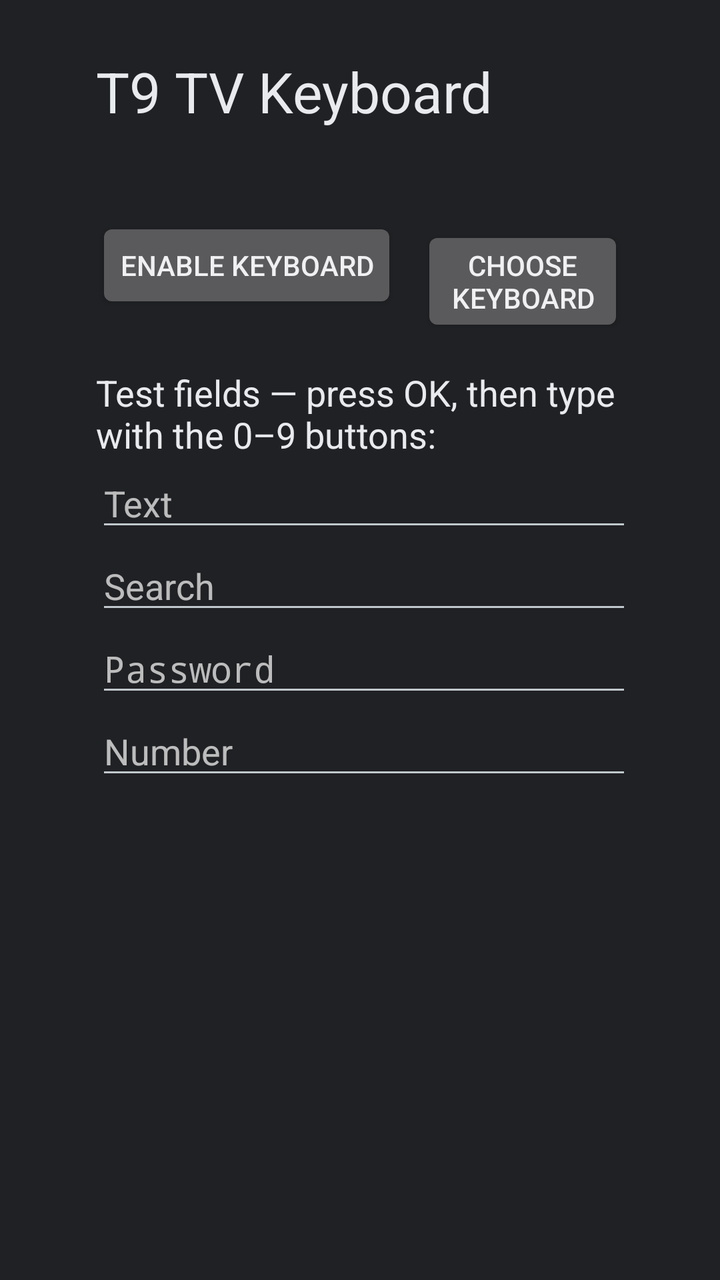
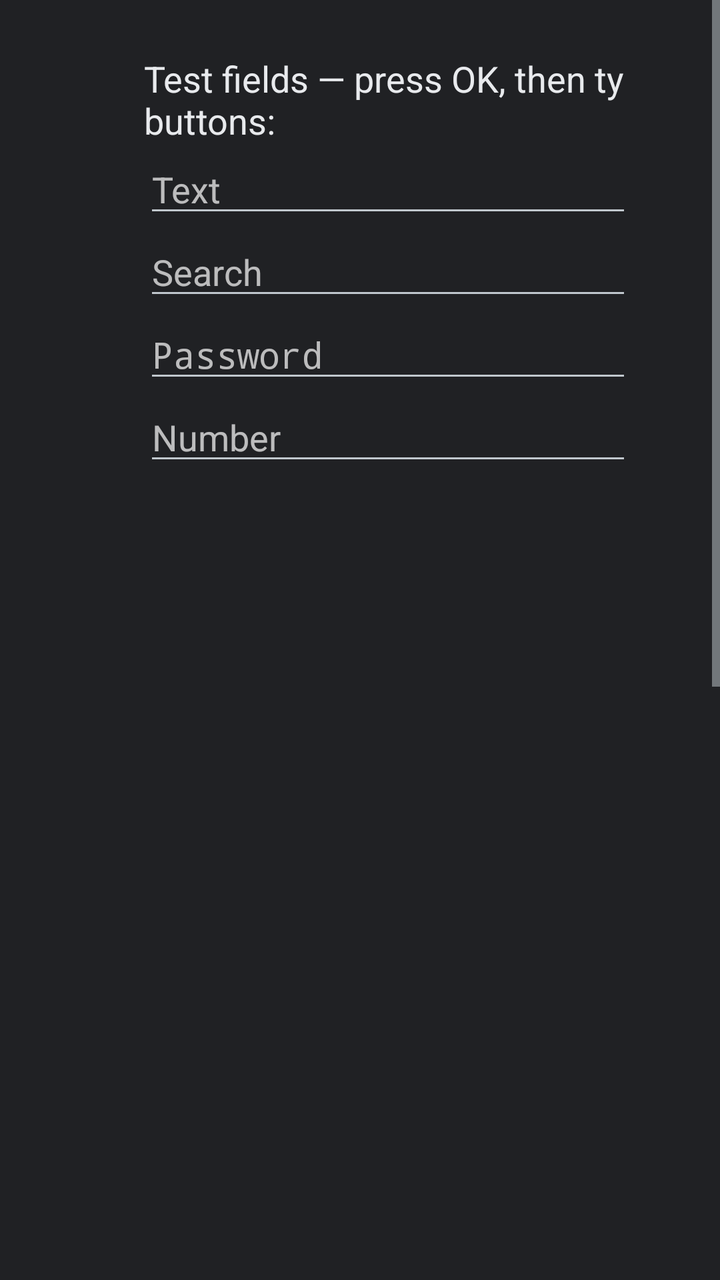

Two renders of the same Android screen: before a commit and after it. Below are the layout's source before the change and the commit's diff.
<!-- AndroidManifest.xml: application theme android:Theme.DeviceDefault.NoActionBar -->
<!-- res/layout/activity_setup.xml -->
<?xml version="1.0" encoding="utf-8"?>
<ScrollView xmlns:android="http://schemas.android.com/apk/res/android"
    android:layout_width="match_parent"
    android:layout_height="match_parent"
    android:background="#FF202124">

    <LinearLayout
        android:layout_width="match_parent"
        android:layout_height="wrap_content"
        android:orientation="vertical"
        android:paddingStart="48dp"
        android:paddingTop="27dp"
        android:paddingEnd="48dp"
        android:paddingBottom="27dp">

        <TextView
            android:layout_width="wrap_content"
            android:layout_height="wrap_content"
            android:text="@string/app_name"
            android:textColor="#FFE8EAED"
            android:textSize="28sp" />

        <TextView
            android:id="@+id/status"
            android:layout_width="wrap_content"
            android:layout_height="wrap_content"
            android:layout_marginTop="8dp"
            android:textColor="#FF9AA0A6"
            android:textSize="18sp" />

        <LinearLayout
            android:layout_width="wrap_content"
            android:layout_height="wrap_content"
            android:layout_marginTop="12dp"
            android:orientation="horizontal">

            <Button
                android:id="@+id/btn_enable"
                android:layout_width="wrap_content"
                android:layout_height="wrap_content"
                android:text="@string/setup_enable" />

            <Button
                android:id="@+id/btn_pick"
                android:layout_width="wrap_content"
                android:layout_height="wrap_content"
                android:layout_marginStart="12dp"
                android:text="@string/setup_pick" />

            <Button
                android:id="@+id/btn_layout"
                android:layout_width="wrap_content"
                android:layout_height="wrap_content"
                android:layout_marginStart="12dp" />
        </LinearLayout>

        <TextView
            android:layout_width="wrap_content"
            android:layout_height="wrap_content"
            android:layout_marginTop="20dp"
            android:text="@string/setup_test_label"
            android:textColor="#FFE8EAED"
            android:textSize="18sp" />

        <EditText
            android:id="@+id/test_text"
            android:layout_width="480dp"
            android:layout_height="wrap_content"
            android:hint="@string/setup_test_hint"
            android:imeOptions="actionNext"
            android:importantForAutofill="no"
            android:inputType="textCapSentences" />

        <EditText
            android:id="@+id/test_search"
            android:layout_width="480dp"
            android:layout_height="wrap_content"
            android:hint="@string/setup_search_hint"
            android:imeOptions="actionSearch"
            android:importantForAutofill="no"
            android:inputType="text" />

        <EditText
            android:id="@+id/test_password"
            android:layout_width="480dp"
            android:layout_height="wrap_content"
            android:hint="@string/setup_password_hint"
            android:imeOptions="actionNext"
            android:importantForAutofill="no"
            android:inputType="textPassword" />

        <EditText
            android:id="@+id/test_number"
            android:layout_width="480dp"
            android:layout_height="wrap_content"
            android:hint="@string/setup_number_hint"
            android:imeOptions="actionDone"
            android:importantForAutofill="no"
            android:inputType="number" />
    </LinearLayout>
</ScrollView>
<!-- resources referenced by this layout -->
<resources>
  <string name="app_name">T9 TV Keyboard</string>
  <string name="setup_enable">Enable keyboard</string>
  <string name="setup_number_hint">Number</string>
  <string name="setup_password_hint">Password</string>
  <string name="setup_pick">Choose keyboard</string>
  <string name="setup_search_hint">Search</string>
  <string name="setup_test_hint">Text</string>
  <string name="setup_test_label">Test fields — press OK, then type with the 0–9 buttons:</string>
</resources>

<!-- the commit's change to res/layout/activity_setup.xml (unified diff, before → after) -->
@@ -7,95 +7,142 @@
     <LinearLayout
         android:layout_width="match_parent"
         android:layout_height="wrap_content"
-        android:orientation="vertical"
+        android:orientation="horizontal"
         android:paddingStart="48dp"
         android:paddingTop="27dp"
         android:paddingEnd="48dp"
         android:paddingBottom="27dp">
 
-        <TextView
-            android:layout_width="wrap_content"
+        
+        <LinearLayout
+            android:layout_width="0dp"
             android:layout_height="wrap_content"
-            android:text="@string/app_name"
-            android:textColor="#FFE8EAED"
-            android:textSize="28sp" />
+            android:layout_weight="1"
+            android:orientation="vertical">
 
-        <TextView
-            android:id="@+id/status"
-            android:layout_width="wrap_content"
-            android:layout_height="wrap_content"
-            android:layout_marginTop="8dp"
-            android:textColor="#FF9AA0A6"
-            android:textSize="18sp" />
+            <TextView
+                android:layout_width="wrap_content"
+                android:layout_height="wrap_content"
+                android:text="@string/app_name"
+                android:textColor="#FFE8EAED"
+                android:textSize="28sp" />
 
-        <LinearLayout
-            android:layout_width="wrap_content"
-            android:layout_height="wrap_content"
-            android:layout_marginTop="12dp"
-            android:orientation="horizontal">
+            <TextView
+                android:id="@+id/status"
+                android:layout_width="wrap_content"
+                android:layout_height="wrap_content"
+                android:layout_marginTop="8dp"
+                android:textColor="#FF9AA0A6"
+                android:textSize="18sp" />
+
+            <LinearLayout
+                android:layout_width="wrap_content"
+                android:layout_height="wrap_content"
+                android:layout_marginTop="12dp"
+                android:orientation="horizontal">
+
+                <Button
+
+                    android:textAllCaps="false"
+                    android:id="@+id/btn_enable"
+                    android:layout_width="wrap_content"
+                    android:layout_height="wrap_content"
+                    android:text="@string/setup_enable" />
+
+                <Button
+
+                    android:textAllCaps="false"
+                    android:id="@+id/btn_pick"
+                    android:nextFocusRight="@id/test_text"
+                    android:layout_width="wrap_content"
+                    android:layout_height="wrap_content"
+                    android:layout_marginStart="12dp"
+                    android:text="@string/setup_pick" />
+            </LinearLayout>
+
+            <TextView
+                android:layout_width="wrap_content"
+                android:layout_height="wrap_content"
+                android:layout_marginTop="20dp"
+                android:text="@string/setup_settings_label"
+                android:textColor="#FFE8EAED"
+                android:textSize="18sp" />
 
             <Button
-                android:id="@+id/btn_enable"
+
+                android:textAllCaps="false"
+                android:id="@+id/btn_layout"
+                android:nextFocusRight="@id/test_text"
                 android:layout_width="wrap_content"
                 android:layout_height="wrap_content"
-                android:text="@string/setup_enable" />
+                android:layout_marginTop="4dp" />
 
             <Button
-                android:id="@+id/btn_pick"
+
+                android:textAllCaps="false"
+                android:id="@+id/btn_timeout"
+                android:nextFocusRight="@id/test_text"
+                android:layout_width="wrap_content"
+                android:layout_height="wrap_content" />
+
+            <Button
+
+                android:textAllCaps="false"
+                android:id="@+id/btn_position"
+                android:nextFocusRight="@id/test_text"
+                android:layout_width="wrap_content"
+                android:layout_height="wrap_content" />
+        </LinearLayout>
+
+        
+        <LinearLayout
+            android:layout_width="380dp"
+            android:layout_height="wrap_content"
+            android:layout_marginStart="24dp"
+            android:orientation="vertical">
+
+            <TextView
                 android:layout_width="wrap_content"
                 android:layout_height="wrap_content"
-                android:layout_marginStart="12dp"
-                android:text="@string/setup_pick" />
+                android:text="@string/setup_test_label"
+                android:textColor="#FFE8EAED"
+                android:textSize="18sp" />
 
-            <Button
-                android:id="@+id/btn_layout"
-                android:layout_width="wrap_content"
+            <EditText
+                android:id="@+id/test_text"
+                android:layout_width="match_parent"
                 android:layout_height="wrap_content"
-                android:layout_marginStart="12dp" />
+                android:hint="@string/setup_test_hint"
+                android:imeOptions="actionNext"
+                android:importantForAutofill="no"
+                android:inputType="textCapSentences" />
+
+            <EditText
+                android:id="@+id/test_search"
+                android:layout_width="match_parent"
+                android:layout_height="wrap_content"
+                android:hint="@string/setup_search_hint"
+                android:imeOptions="actionSearch"
+                android:importantForAutofill="no"
+                android:inputType="text" />
+
+            <EditText
+                android:id="@+id/test_password"
+                android:layout_width="match_parent"
+                android:layout_height="wrap_content"
+                android:hint="@string/setup_password_hint"
+                android:imeOptions="actionNext"
+                android:importantForAutofill="no"
+                android:inputType="textPassword" />
+
+            <EditText
+                android:id="@+id/test_number"
+                android:layout_width="match_parent"
+                android:layout_height="wrap_content"
+                android:hint="@string/setup_number_hint"
+                android:imeOptions="actionDone"
+                android:importantForAutofill="no"
+                android:inputType="number" />
         </LinearLayout>
-
-        <TextView
-            android:layout_width="wrap_content"
-            android:layout_height="wrap_content"
-            android:layout_marginTop="20dp"
-            android:text="@string/setup_test_label"
-            android:textColor="#FFE8EAED"
-            android:textSize="18sp" />
-
-        <EditText
-            android:id="@+id/test_text"
-            android:layout_width="480dp"
-            android:layout_height="wrap_content"
-            android:hint="@string/setup_test_hint"
-            android:imeOptions="actionNext"
-            android:importantForAutofill="no"
-            android:inputType="textCapSentences" />
-
-        <EditText
-            android:id="@+id/test_search"
-            android:layout_width="480dp"
-            android:layout_height="wrap_content"
-            android:hint="@string/setup_search_hint"
-            android:imeOptions="actionSearch"
-            android:importantForAutofill="no"
-            android:inputType="text" />
-
-        <EditText
-            android:id="@+id/test_password"
-            android:layout_width="480dp"
-            android:layout_height="wrap_content"
-            android:hint="@string/setup_password_hint"
-            android:imeOptions="actionNext"
-            android:importantForAutofill="no"
-            android:inputType="textPassword" />
-
-        <EditText
-            android:id="@+id/test_number"
-            android:layout_width="480dp"
-            android:layout_height="wrap_content"
-            android:hint="@string/setup_number_hint"
-            android:imeOptions="actionDone"
-            android:importantForAutofill="no"
-            android:inputType="number" />
     </LinearLayout>
 </ScrollView>
<!-- resource entries referenced after the edit -->
@@ -6,6 +6,7 @@
   <string name="setup_password_hint">Password</string>
   <string name="setup_pick">Choose keyboard</string>
   <string name="setup_search_hint">Search</string>
+  <string name="setup_settings_label">Settings:</string>
   <string name="setup_test_hint">Text</string>
   <string name="setup_test_label">Test fields — press OK, then type with the 0–9 buttons:</string>
 </resources>
